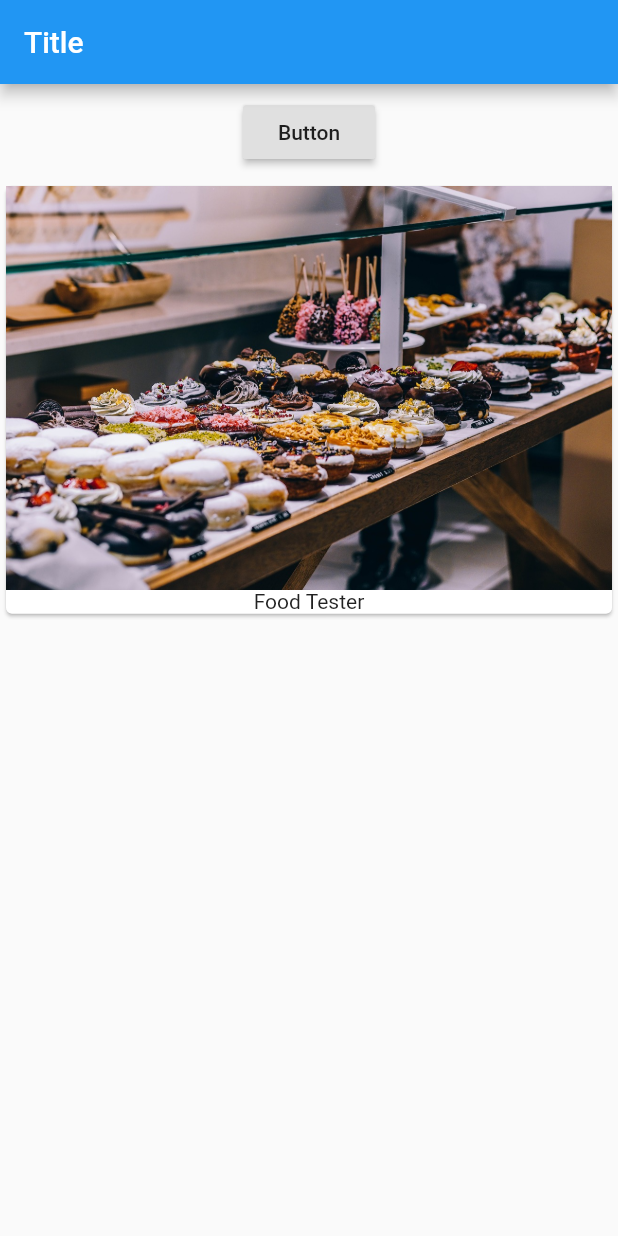
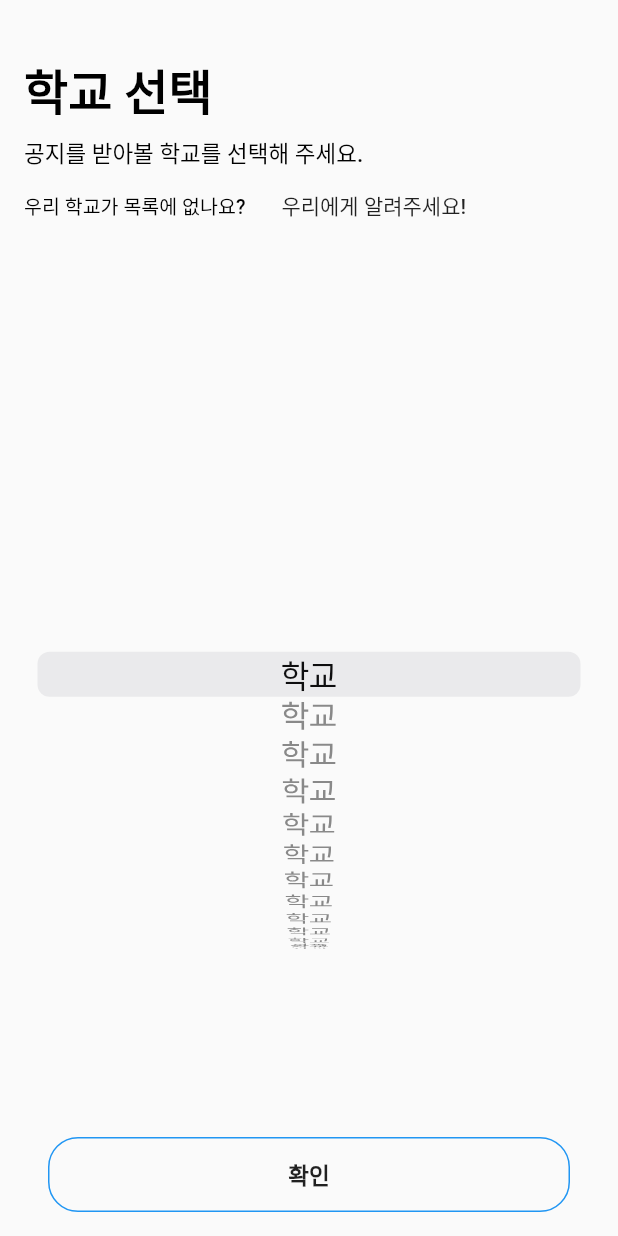
Before and after one commit to presto95/UniTice_Flutter, a Flutter app: the screen it shows after launch, on a phone screen of 412 x 824 dp. Run offline on Flutter 3.47's test engine with Material 2 defaults, Android fonts, the phone set to English and light mode, and no system bars.

Commit message:
Write UI - 1

```diff
--- a/lib/main.dart
+++ b/lib/main.dart
@@ -1,7 +1,17 @@
 import "package:flutter/material.dart";
-import 'package:unitice/product_manager.dart';
+import "package:flutter/rendering.dart";
+import 'package:unitice/pages/main/bookmark_page.dart';
+import 'package:unitice/pages/main/main_page.dart';
+import 'package:unitice/pages/main/search_page.dart';
+import 'package:unitice/pages/main/setting_page.dart';
+import 'package:unitice/pages/setting/change_keyword_page.dart';
+import 'package:unitice/pages/setting/change_university_page.dart';
+import 'package:unitice/pages/start/confirm_page.dart';
+import 'package:unitice/pages/start/register_keyword_page.dart';
+import 'package:unitice/pages/start/register_university_page.dart';
 
 void main() {
+  // debugPaintSizeEnabled = true;
   runApp(MyApp());
 }
 
@@ -9,12 +19,22 @@ class MyApp extends StatelessWidget {
   @override
   Widget build(BuildContext context) {
     return MaterialApp(
-      home: Scaffold(
-        appBar: AppBar(
-          title: Text("Title"),
-        ),
-        body: ProductManager(),
+      theme: ThemeData(
+        primarySwatch: Colors.red,
+        primaryColor: Color.fromARGB(255, 186, 59, 62),
       ),
+      routes: {
+        "/": (context) => RegisterUniversityPage(),
+        "/main": (context) => MainPage(),
+        "/setting": (context) => SettingPage(),
+        "/search": (context) => SearchPage(),
+        "/bookmark": (context) => BookmarkPage(),
+        "/start/selectUniversity": (context) => RegisterUniversityPage(),
+        "/start/registerKeyword": (context) => RegisterKeywordPage(),
+        "/start/confirm": (context) => ConfirmPage(),
+        "/setting/changeKeyword": (context) => ChangeKeywordPage(),
+        "/setting/changeUniversity": (context) => ChangeUniversityPage(),
+      },
     );
   }
 }
--- /dev/null
+++ b/lib/pages/start/register_university_page.dart
@@ -0,0 +1,115 @@
+import 'package:flutter/cupertino.dart';
+import "package:flutter/material.dart";
+import 'package:flutter/rendering.dart';
+
+class RegisterUniversityPage extends StatelessWidget {
+  @override
+  Widget build(BuildContext context) {
+    return Scaffold(
+      body: SafeArea(
+        minimum: EdgeInsets.all(16),
+        child: Column(
+          crossAxisAlignment: CrossAxisAlignment.start,
+          children: <Widget>[
+            SizedBox(
+              height: 20,
+            ),
+            Column(
+              crossAxisAlignment: CrossAxisAlignment.start,
+              children: <Widget>[
+                Text(
+                  "학교 선택",
+                  style: TextStyle(
+                    color: Colors.black,
+                    fontSize: 32,
+                    fontWeight: FontWeight.bold,
+                  ),
+                ),
+                SizedBox(
+                  height: 8,
+                ),
+                Text(
+                  "공지를 받아볼 학교를 선택해 주세요.",
+                  style: TextStyle(
+                    color: Colors.black,
+                    fontSize: 15,
+                    fontWeight: FontWeight.w500,
+                  ),
+                ),
+                Row(
+                  children: <Widget>[
+                    Text(
+                      "우리 학교가 목록에 없나요?",
+                      style: TextStyle(
+                        color: Colors.black,
+                        fontSize: 13,
+                        fontWeight: FontWeight.w500,
+                      ),
+                    ),
+                    SizedBox(
+                      width: 8,
+                    ),
+                    FlatButton(
+                      child: Text(
+                        "우리에게 알려주세요!",
+                      ),
+                      onPressed: () {},
+                    )
+                  ],
+                )
+              ],
+            ),
+            Flexible(
+              child: Container(
+                child: CupertinoPicker.builder(
+                  itemExtent: 30,
+                  childCount: 50,
+                  itemBuilder: (context, row) {
+                    return Text("학교");
+                  },
+                  onSelectedItemChanged: (row) {},
+                ),
+              ),
+            ),
+            Container(
+              margin: EdgeInsets.only(
+                top: 20,
+                left: 16,
+                right: 16,
+              ),
+              child: Row(
+                children: <Widget>[
+                  Expanded(
+                    child: Container(
+                      child: FlatButton(
+                        child: Text(
+                          "확인",
+                          style: TextStyle(
+                            fontSize: 15,
+                            fontWeight: FontWeight.w600,
+                          ),
+                        ),
+                        onPressed: () {
+                          Navigator.of(context)
+                              .pushNamed("/start/registerKeyword");
+                        },
+                      ),
+                      decoration: BoxDecoration(
+                        border: Border.all(
+                          color: Colors.blue,
+                          style: BorderStyle.solid,
+                          width: 1,
+                        ),
+                        borderRadius: BorderRadius.circular(20),
+                      ),
+                    ),
+                  ),
+                ],
+              ),
+            ),
+          ],
+        ),
+      ),
+    );
+  }
+}
--- a/lib/product_manager.dart
+++ /dev/null
@@ -1,33 +0,0 @@
-import "package:flutter/material.dart";
-
-import "./products.dart";
-
-class ProductManager extends StatefulWidget {
-  @override
-  State<StatefulWidget> createState() => _ProductManagerState();
-}
-
-class _ProductManagerState extends State<ProductManager> {
-  // Property
-
-  List<String> _products = ["Food Tester"];
-
-  // Method
-
-  @override
-  Widget build(BuildContext context) {
-    return Column(
-      children: [
-        Container(
-          margin: EdgeInsets.all(8),
-          child: RaisedButton(
-              child: Text("Button"),
-              onPressed: () {
-                setState(() => _products.add("Advanced Food Tester"));
-              }),
-        ),
-        Product(_products),
-      ],
-    );
-  }
-}
--- a/lib/products.dart
+++ /dev/null
@@ -1,30 +0,0 @@
-import "package:flutter/material.dart";
-
-class Product extends StatelessWidget {
-  // Property
-
-  final List<String> _products;
-
-  // Constructor
-
-  Product(this._products);
-
-  // Method
-
-  Card _makeCard(String title) {
-    return Card(
-      child: Column(
-        children: [
-          Image.asset("assets/food.jpg"),
-          Text(title),
-        ],
-      ),
-    );
-  }
-
-  @override
-  Widget build(BuildContext context) {
-    return Column(
-        children: _products.map((product) => _makeCard(product)).toList());
-  }
-}
```
Also changed, not shown: lib/models/post.dart (added, +34 -0 lines), lib/models/user.dart (added, +15 -0 lines), lib/pages/main/bookmark_page.dart (added, +15 -0 lines), lib/pages/main/main_page.dart (added, +21 -0 lines), lib/pages/main/search_page.dart (added, +13 -0 lines), lib/pages/main/setting_page.dart (added, +15 -0 lines), lib/pages/setting/change_keyword_page.dart (added, +13 -0 lines), lib/pages/setting/change_university_page.dart (added, +13 -0 lines), lib/pages/start/confirm_page.dart (added, +10 -0 lines), lib/pages/start/register_keyword_page.dart (added, +10 -0 lines), pubspec.yaml (+6 -2 lines), assets/food.jpg (deleted), pubspec.lock, 3 other files.
